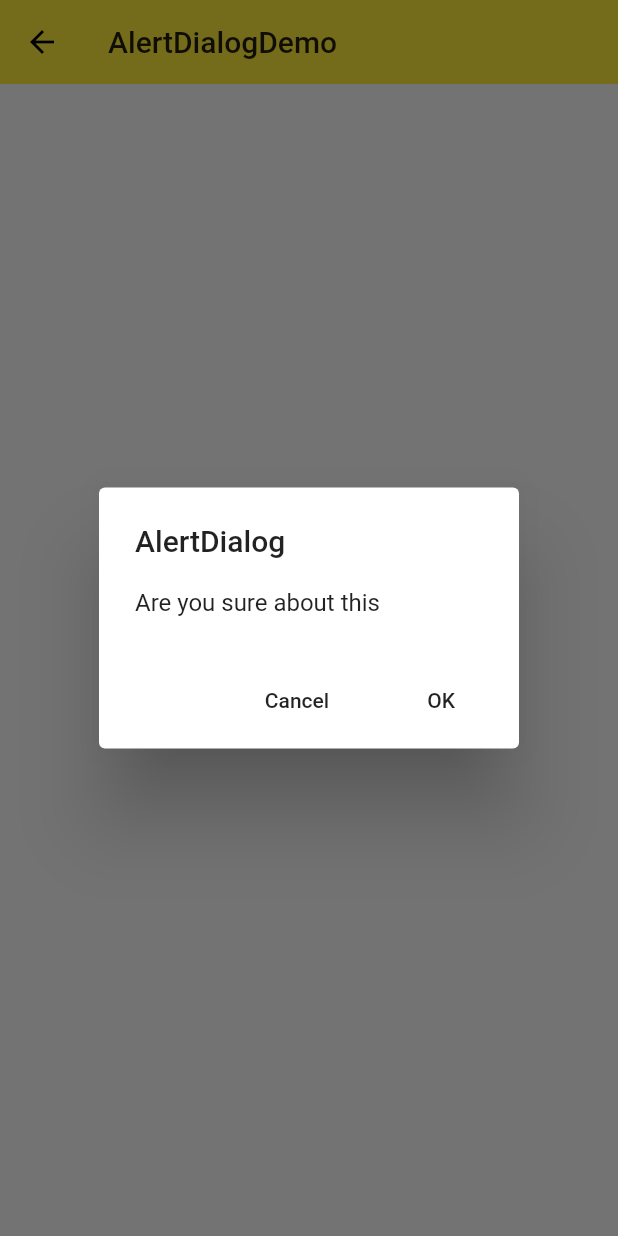
After one commit to TobiahShaw/flutter_hello, a Flutter app: the AlertDialogDemo screen opened directly, after a tap on "open a alert dialog", on a phone screen of 412 x 824 dp. The commit adds this screen. Run offline on Flutter 3.47's test engine with Material 2 defaults, Android fonts, the phone set to English and light mode, and no system bars.

Commit message:
usage of alert dialog

```diff
--- /dev/null
+++ b/lib/demo/alert_dialog_demo.dart
@@ -0,0 +1,81 @@
+import 'package:flutter/material.dart';
+
+enum Action { OK, Cancel }
+
+class AlertDialogDemo extends StatefulWidget {
+  @override
+  _AlertDialogDemoState createState() => _AlertDialogDemoState();
+}
+
+class _AlertDialogDemoState extends State<AlertDialogDemo> {
+  String _choose = 'Nothing';
+
+  _openAlertDialog() async {
+    final action = await showDialog(
+      context: context,
+      // 点击周围不消失
+      barrierDismissible: false,
+      builder: (context) {
+        return AlertDialog(
+          title: Text('AlertDialog'),
+          content: Text('Are you sure about this'),
+          actions: <Widget>[
+            FlatButton(
+              child: Text('Cancel'),
+              onPressed: () => Navigator.pop(context, Action.Cancel),
+            ),
+            FlatButton(
+              child: Text('OK'),
+              onPressed: () => Navigator.pop(context, Action.OK),
+            ),
+          ],
+        );
+      },
+    );
+
+    setState(() {
+      switch (action) {
+        case Action.Cancel:
+          _choose = 'Cancel';
+          break;
+        case Action.OK:
+          _choose = 'OK';
+          break;
+        default:
+          _choose = 'Nothing';
+          break;
+      }
+    });
+  }
+
+  @override
+  Widget build(BuildContext context) {
+    return Scaffold(
+      appBar: AppBar(
+        title: Text('AlertDialogDemo'),
+        elevation: 0.0,
+      ),
+      body: Container(
+        padding: EdgeInsets.all(16.0),
+        child: Column(
+          mainAxisAlignment: MainAxisAlignment.center,
+          children: <Widget>[
+            Text('You choose is $_choose'),
+            SizedBox(
+              height: 16.0,
+            ),
+            Row(
+              mainAxisAlignment: MainAxisAlignment.center,
+              children: <Widget>[
+                RaisedButton(
+                  child: Text('open a alert dialog'),
+                  onPressed: _openAlertDialog,
+                )
+              ],
+            )
+          ],
+        ),
+      ),
+    );
+  }
+}
--- a/lib/demo/material-components.dart
+++ b/lib/demo/material-components.dart
@@ -9,6 +9,7 @@ import 'switch_demo.dart';
 import 'slider_demo.dart';
 import 'datetime_demo.dart';
 import 'simple_dialog_demo.dart';
+import 'alert_dialog_demo.dart';
 
 class MaterialComponents extends StatelessWidget {
   @override
@@ -30,6 +31,7 @@ class MaterialComponents extends StatelessWidget {
           ListItem(title: 'SliderDemo', page: SliderDemo()),
           ListItem(title: 'DateTimeDemo', page: DateTimeDemo()),
           ListItem(title: 'SimpleDialogDemo', page: SimpleDialogDemo()),
+          ListItem(title: 'AlertDialogDemo', page: AlertDialogDemo()),
         ],
       ),
     );
```
